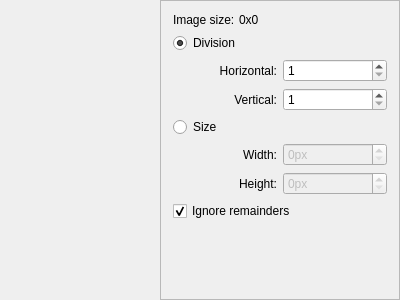
Old version of the form gui/image/division/image_division_gui.ui in the repository LotusAndCompany/devtools.
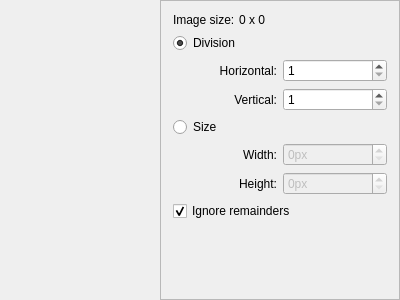
New version of the form. Custom widgets are drawn as their Qt base class.

```diff
--- a/gui/image/division/image_division_gui.ui
+++ b/gui/image/division/image_division_gui.ui
@@ -95,7 +95,7 @@
            </sizepolicy>
           </property>
           <property name="text">
-           <string notr="true">0x0</string>
+           <string>0 x 0</string>
           </property>
          </widget>
         </item>
```
